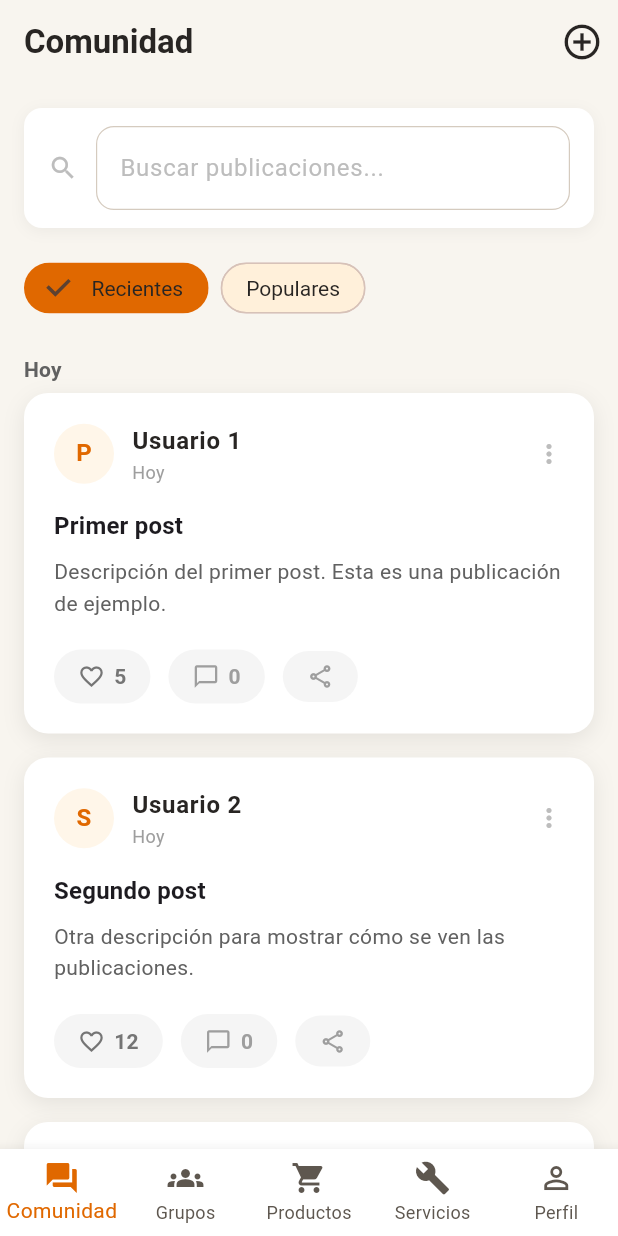
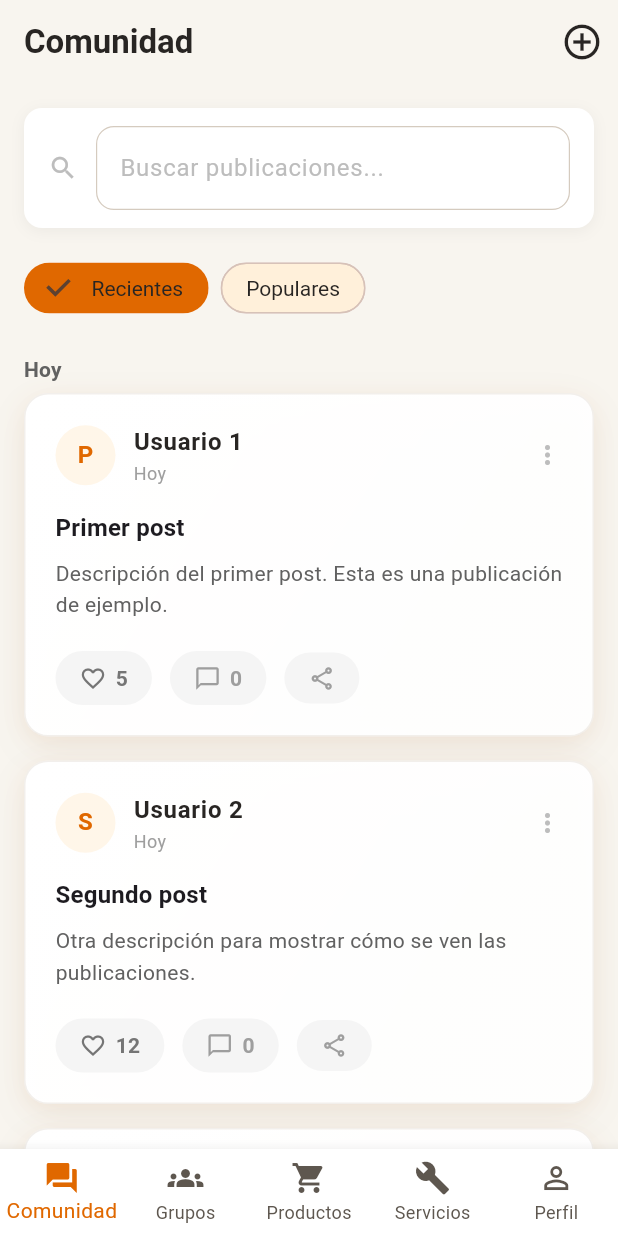
Before and after one commit to Wil-cristian/yominero, a Flutter app: the screen it shows after launch, on a phone screen of 412 x 824 dp. Run offline on Flutter 3.47's test engine with Material 3 defaults, Android fonts, the phone set to English and light mode, and no system bars; our stand-ins replace get_it.

Commit message:
Add animations and improve card styling for community posts
Introduce FadeInSlide and ScaleFadeIn animations, update PostCard and container widgets with PremiumCard, and adjust import statements in lib/community_page.dart.

Replit-Commit-Author: Agent
Replit-Commit-Session-Id: d5fced89-f5eb-4138-8aff-09d5ebec5a47
Replit-Commit-Checkpoint-Type: intermediate_checkpoint
Replit-Commit-Screenshot-Url: https://storage.googleapis.com/screenshot-production-us-central1/1236fd3d-139e-44f1-b06a-e8a17e925b98/d5fced89-f5eb-4138-8aff-09d5ebec5a47/Y5kcr7J

```diff
--- a/lib/community_page.dart
+++ b/lib/community_page.dart
@@ -8,6 +8,8 @@ import 'features/posts/domain/post_repository.dart';
 import 'features/posts/ui/post_creation_sheet.dart';
 import 'core/matching/match_engine.dart';
 import 'core/matching/suggestion_cache.dart';
+import 'core/theme/animations.dart';
+import 'core/theme/glass_card.dart';
 
 class CommunityPage extends StatefulWidget {
   const CommunityPage({super.key});
@@ -350,11 +352,15 @@ class _CommunityPageState extends State<CommunityPage> {
                     final user = AuthService.instance.currentUser;
                     final liked =
                         user != null && (_likesCache[post.id] ?? false);
-                    return _PostCard(
+                    return FadeInSlide(
+                      duration: AppDurations.normal,
+                      delay: Duration(milliseconds: 50 * (index - cursor)),
+                      child: _PostCard(
                         post: post,
                         liked: liked,
                         likeTap: () => _likePost(post),
                         score: _suggestionScores[post.id],
+                      ),
                     );
                   }
                   cursor += postsOfDay.length;
@@ -387,25 +393,23 @@ class _CommunityPageState extends State<CommunityPage> {
             itemBuilder: (context, i) {
               final mr = _suggestions[i];
               final p = mr.post;
-              return GestureDetector(
+              return ScaleFadeIn(
+                duration: AppDurations.normal,
+                delay: Duration(milliseconds: 80 * i),
+                child: GestureDetector(
                   onTap: () => Navigator.of(context).pushNamed(
                     AppRoutes.postDetail,
                     arguments: p,
                   ),
                   child: Container(
                     width: 240,
+                    child: PremiumCard(
                       padding: const EdgeInsets.all(16),
-                  decoration: BoxDecoration(
-                    color: Colors.white,
-                    borderRadius: BorderRadius.circular(16),
-                    boxShadow: [
-                      BoxShadow(
-                        color: Colors.black.withValues(alpha: 0.06),
-                        blurRadius: 10,
-                        offset: const Offset(0, 3),
-                      ),
+                      borderRadius: 16,
+                      gradientColors: [
+                        Colors.white,
+                        AppColors.primaryContainer.withOpacity(0.1),
                       ],
-                  ),
                       child: Column(
                     crossAxisAlignment: CrossAxisAlignment.start,
                     children: [
@@ -475,6 +479,8 @@ class _CommunityPageState extends State<CommunityPage> {
                     ],
                       ),
                     ),
+                  ),
+                ),
               );
             },
           ),
@@ -512,24 +518,13 @@ class _PostCard extends StatelessWidget {
 
   @override
   Widget build(BuildContext context) {
-    return GestureDetector(
+    return PremiumCard(
+      margin: const EdgeInsets.only(bottom: 16),
+      padding: const EdgeInsets.all(20),
+      borderRadius: 16,
       onTap: () => Navigator.of(context).pushNamed(
         AppRoutes.postDetail,
         arguments: post,
-      ),
-      child: Container(
-        margin: const EdgeInsets.only(bottom: 16),
-        padding: const EdgeInsets.all(20),
-        decoration: BoxDecoration(
-          color: Colors.white,
-          borderRadius: BorderRadius.circular(16),
-          boxShadow: [
-            BoxShadow(
-              color: Colors.black.withValues(alpha: 0.08),
-              blurRadius: 12,
-              offset: const Offset(0, 4),
-            ),
-          ],
       ),
       child: Column(
           crossAxisAlignment: CrossAxisAlignment.start,
@@ -672,7 +667,6 @@ class _PostCard extends StatelessWidget {
             ),
           ],
       ),
-      ),
     );
   }
 }
```
Lines whose indentation alone changed are shown as unchanged.
